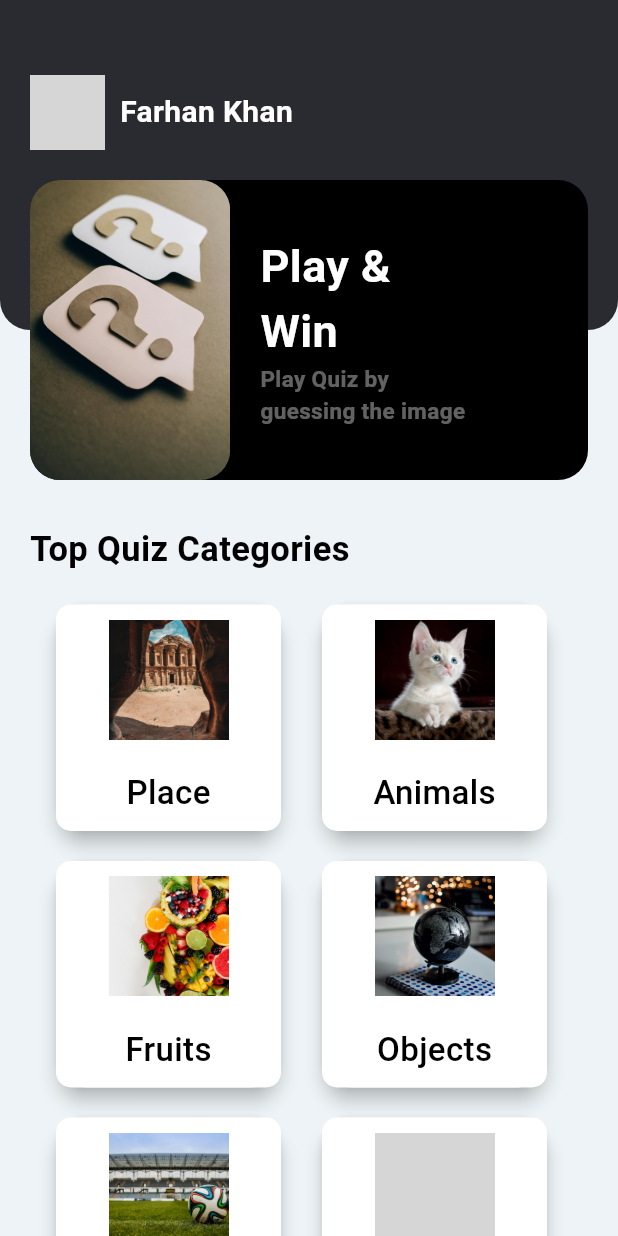
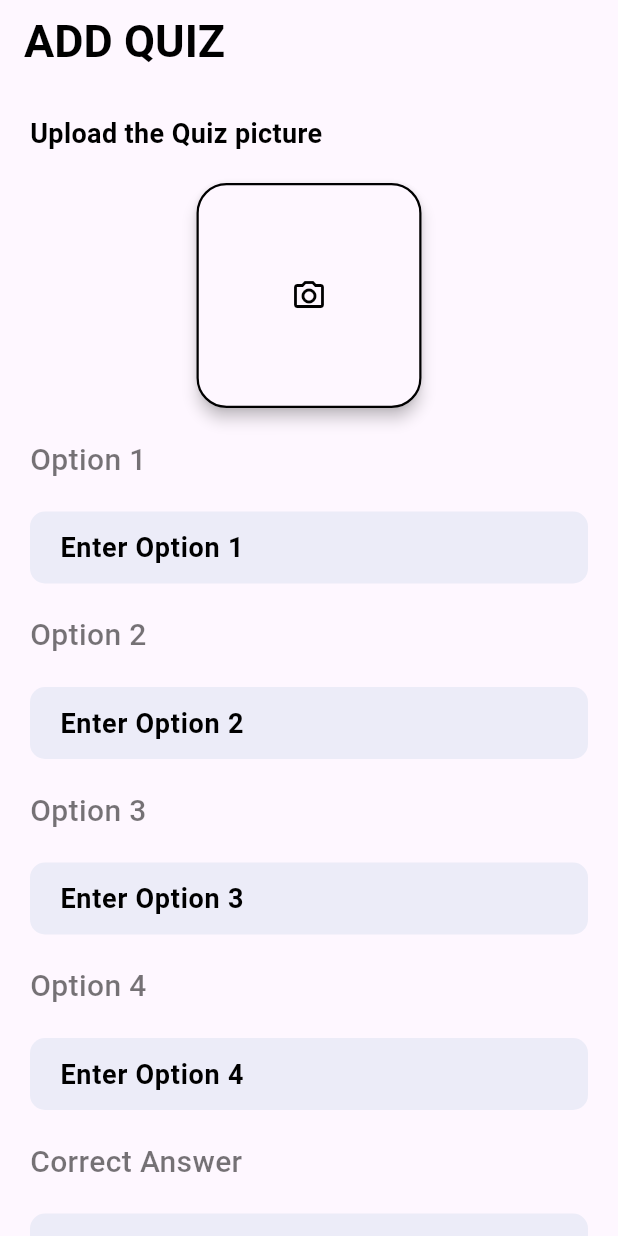
Before and after one commit to farhanfk1/QuizApp_Firebase, a Flutter app: the screen it shows after launch, on a phone screen of 412 x 824 dp. Run offline on Flutter 3.47's test engine with Material 3 defaults, Android fonts, the phone set to English and light mode, and no system bars; our stand-ins replace cloud_firestore, firebase_core; accounts and stored records are empty; grey boxes are pictures that could not be loaded.

```diff
--- /dev/null
+++ b/quiz_app/lib/Admn/add_quiz.dart
@@ -0,0 +1,243 @@
+import 'package:flutter/material.dart';
+
+class AddQuiz extends StatefulWidget {
+  const AddQuiz({super.key});
+
+  @override
+  State<AddQuiz> createState() => _AddQuizState();
+}
+
+class _AddQuizState extends State<AddQuiz> {
+  final List<String> quizItems =['Animal', 'Sports', 'Random','Fruits', 'Objects' ];
+  TextEditingController option1controller = TextEditingController();
+  TextEditingController option2controller = TextEditingController();
+  TextEditingController option3controller = TextEditingController();
+  TextEditingController option4controller = TextEditingController();
+  TextEditingController correct = TextEditingController();
+String? selectedCategory;
+
+
+  @override
+  Widget build(BuildContext context) {
+    return Scaffold(
+      appBar: AppBar(
+        title: Text("ADD QUIZ",style: TextStyle(
+          color: Colors.black, fontSize: 30,
+          fontWeight: FontWeight.bold
+        ),),
+      ),
+      body: SingleChildScrollView(
+        child: Container(
+          margin: EdgeInsets.only(left: 20,right: 20,top: 20,bottom: 40),
+          child: Column(
+            crossAxisAlignment: CrossAxisAlignment.start,
+            children: [
+            Text("Upload the Quiz picture",
+            style: TextStyle(
+              color: Colors.black,
+              fontSize: 18,
+              fontWeight: FontWeight.w700
+            ),
+            ),
+            SizedBox(height: 20,),
+            Center(child: Material(
+              elevation: 4.0,
+              borderRadius: BorderRadius.circular(20),
+              child: Container(
+                width: 150,
+                height: 150,
+                decoration: BoxDecoration(
+                  border: Border.all(
+                    color: Colors.black,
+                    width: 1.5
+                  ),
+                  borderRadius: BorderRadius.circular(20)
+                ),
+                child: Icon(Icons.camera_alt_outlined, color: Colors.black,),
+              ),
+            ),),
+            SizedBox(height: 20,),
+            Text('Option 1', style: TextStyle(
+              color: Colors.black54,
+              fontSize: 20,
+              fontWeight: FontWeight.w500,
+            ),),
+            SizedBox(height: 20,),
+            Container(
+              padding: EdgeInsets.symmetric(horizontal: 20),
+              width: MediaQuery.of(context).size.width,
+              decoration: BoxDecoration(
+                color: Color(0xFFececf8),
+                borderRadius: BorderRadius.circular(10),
+              ),
+              child: TextField(
+                controller: option1controller,
+                decoration: InputDecoration(
+                  border: InputBorder.none,
+                  hintText: "Enter Option 1",
+                  hintStyle: TextStyle(color: Colors.black,
+                  fontSize: 18,
+                  fontWeight: FontWeight.w600,
+                  )
+                ),
+              ),
+            ),
+                      SizedBox(height: 20,),
+            Text('Option 2', style: TextStyle(
+              color: Colors.black54,
+              fontSize: 20,
+              fontWeight: FontWeight.w500,
+            ),),
+            SizedBox(height: 20,),
+            Container(
+              padding: EdgeInsets.symmetric(horizontal: 20),
+              width: MediaQuery.of(context).size.width,
+              decoration: BoxDecoration(
+                color: Color(0xFFececf8),
+                borderRadius: BorderRadius.circular(10),
+              ),
+              child: TextField(
+                controller: option2controller,
+                decoration: InputDecoration(
+                  border: InputBorder.none,
+                  hintText: "Enter Option 2",
+                  hintStyle: TextStyle(color: Colors.black,
+                  fontSize: 18,
+                  fontWeight: FontWeight.w600,
+                  )
+                ),
+              ),
+            ),
+                      SizedBox(height: 20,),
+            Text('Option 3', style: TextStyle(
+              color: Colors.black54,
+              fontSize: 20,
+              fontWeight: FontWeight.w500,
+            ),),
+            SizedBox(height: 20,),
+            Container(
+              padding: EdgeInsets.symmetric(horizontal: 20),
+              width: MediaQuery.of(context).size.width,
+              decoration: BoxDecoration(
+                color: Color(0xFFececf8),
+                borderRadius: BorderRadius.circular(10),
+              ),
+              child: TextField(
+                controller: option3controller,
+                decoration: InputDecoration(
+                  border: InputBorder.none,
+                  hintText: "Enter Option 3",
+                  hintStyle: TextStyle(color: Colors.black,
+                  fontSize: 18,
+                  fontWeight: FontWeight.w600,
+                  )
+                ),
+              ),
+            ),
+                      SizedBox(height: 20,),
+            Text('Option 4', style: TextStyle(
+              color: Colors.black54,
+              fontSize: 20,
+              fontWeight: FontWeight.w500,
+            ),),
+            SizedBox(height: 20,),
+            Container(
+              padding: EdgeInsets.symmetric(horizontal: 20),
+              width: MediaQuery.of(context).size.width,
+              decoration: BoxDecoration(
+                color: Color(0xFFececf8),
+                borderRadius: BorderRadius.circular(10),
+              ),
+              child: TextField(
+                controller: option4controller,
+                decoration: InputDecoration(
+                  border: InputBorder.none,
+                  hintText: "Enter Option 4",
+                  hintStyle: TextStyle(color: Colors.black,
+                  fontSize: 18,
+                  fontWeight: FontWeight.w600,
+                  )
+                ),
+              ),
+            ),
+               SizedBox(height: 20,),
+            Text('Correct Answer', style: TextStyle(
+              color: Colors.black54,
+              fontSize: 20,
+              fontWeight: FontWeight.w500,
+            ),),
+            SizedBox(height: 20,),
+            Container(
+              padding: EdgeInsets.symmetric(horizontal: 20),
+              width: MediaQuery.of(context).size.width,
+              decoration: BoxDecoration(
+                color: Color(0xFFececf8),
+                borderRadius: BorderRadius.circular(10),
+              ),
+              child: TextField(
+                controller: correct,
+                decoration: InputDecoration(
+                  border: InputBorder.none,
+                  hintText: "Enter correct answer",
+                  hintStyle: TextStyle(color: Colors.black,
+                  fontSize: 18,
+                  fontWeight: FontWeight.w600,
+                  )
+                ),
+              ),
+            ),
+            SizedBox(height: 20,),
+            Container(
+              padding: EdgeInsets.symmetric(horizontal: 10),
+              width: MediaQuery.of(context).size.width,
+              decoration: BoxDecoration(
+                color: Color(0xFFececf8),
+                borderRadius: BorderRadius.circular(10),
+
+              ),
+              child: DropdownButtonHideUnderline(
+                child: DropdownButton<String>(
+                  items: quizItems.map((item)=> DropdownMenuItem(value: item ,child: Text(item, style: TextStyle(
+                    fontSize: 18, color: Colors.black,
+                  ),))).toList(),
+                   onChanged: ((value)=>setState(() {
+                     selectedCategory = value;
+                   }) ),dropdownColor: Colors.white,
+                   hint: Text('Select Category'),
+                   iconSize: 36,
+                   icon: Icon(Icons.arrow_drop_down, color: Colors.black,),
+                   value: selectedCategory,
+
+                   )),
+            ),
+            SizedBox(height: 30,),
+            Center(
+              child: Material(
+                elevation: 5,
+                borderRadius: BorderRadius.circular(10),
+                child: Container(
+                  padding: EdgeInsets.symmetric(vertical: 5),
+                  width: 150,
+                  decoration: BoxDecoration(
+                    color: Colors.black,
+                    borderRadius: BorderRadius.circular(10),
+
+                  ),
+                  child: Center(
+                    child: Text("Add",
+                    style: TextStyle(
+                      color: Colors.white,
+                      fontSize: 22,
+                      fontWeight: FontWeight.bold,
+                    ),
+                    ),
+                  ),
+                ),
+              ),
+            )
+          ],),
+        ),
+      ),
+    );
+  }
+}
--- a/quiz_app/lib/pages/Home.dart
+++ b/quiz_app/lib/pages/Home.dart
@@ -14,6 +14,7 @@ class _HomeState extends State<Home> {
       backgroundColor: Color(0xffedf3f6),
       body: SingleChildScrollView(
         child: Container(
+          margin: EdgeInsets.only(bottom: 30),
           child: Column(
             crossAxisAlignment: CrossAxisAlignment.start,
             children: [
@@ -33,7 +34,7 @@ class _HomeState extends State<Home> {
 
                    ClipRRect(
                     borderRadius: BorderRadius.circular(60),
-                    child: Image.asset("images/building.jpg",height: 50,width: 50,fit: BoxFit.cover,)),
+                    child: Image.asset("images/place.jpg",height: 50,width: 50,fit: BoxFit.cover,)),
                     SizedBox(width: 10,),
                     Padding(
                       padding: const EdgeInsets.only(top: 10),
--- a/quiz_app/pubspec.yaml
+++ b/quiz_app/pubspec.yaml
@@ -30,6 +30,9 @@ environment:
 dependencies:
   flutter:
     sdk: flutter
+  firebase_core: ^3.15.1
+  cloud_firestore: ^5.6.11
+  firebase_core_web: ^2.24.1
 
   # The following adds the Cupertino Icons font to your application.
   # Use with the CupertinoIcons class for iOS style icons.
```
Also changed, not shown: quiz_app/lib/Admn/admin_login.dart (added, +156 -0 lines), quiz_app/lib/main.dart (+22 -3 lines), quiz_app/lib/pages/question.dart (added, +113 -0 lines), quiz_app/images/ronaldo.jpg (added), quiz_app/pubspec.lock, 8 other files.
